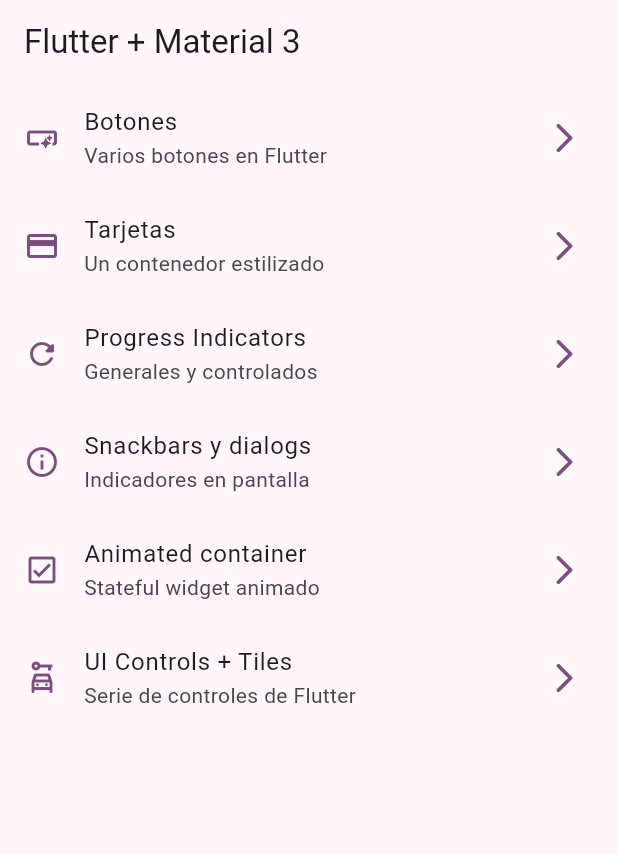
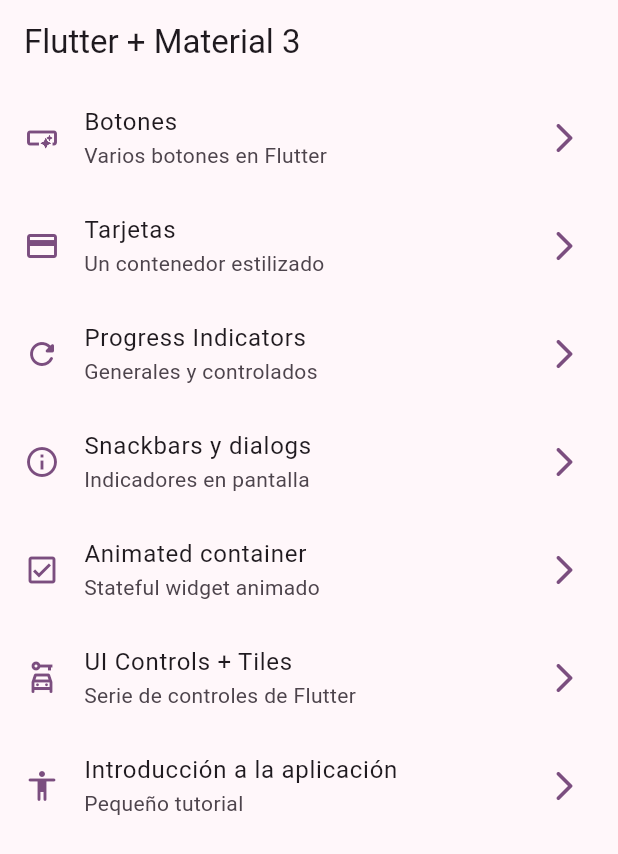
Before and after one commit to jaimetellezb/widgets_flutter_app, a Flutter app: the screen it shows after launch, on a phone screen of 412 x 824 dp. Shown: the top 854 px of the screen. Run offline on Flutter 3.47's test engine with Material 2 defaults, Android fonts, the phone set to English and light mode, and no system bars; our stand-ins replace go_router.

```diff
--- a/lib/config/menu/menu_items.dart
+++ b/lib/config/menu/menu_items.dart
@@ -51,4 +51,10 @@ const appMenuItems = <MenuItem>[
     link: '/ui-controls',
     icon: Icons.car_rental_outlined,
   ),
+  MenuItem(
+    title: 'Introducción a la aplicación',
+    subTitle: 'Pequeño tutorial',
+    link: '/tutorial',
+    icon: Icons.accessibility_rounded,
+  ),
 ];
--- a/lib/config/router/app_router.dart
+++ b/lib/config/router/app_router.dart
@@ -40,5 +40,10 @@ final appRouter = GoRouter(
       name: UiControlsScreen.name,
       builder: (context, state) => const UiControlsScreen(),
     ),
+    GoRoute(
+      path: '/tutorial',
+      name: AppTutorialScreen.name,
+      builder: (context, state) => const AppTutorialScreen(),
+    ),
   ],
 );
```
Also changed, not shown: pubspec.yaml (+4 -6 lines), assets/Images/1.png (added), assets/Images/2.png (added), assets/Images/3.png (added), assets/Images/jar-loading.gif (added).
